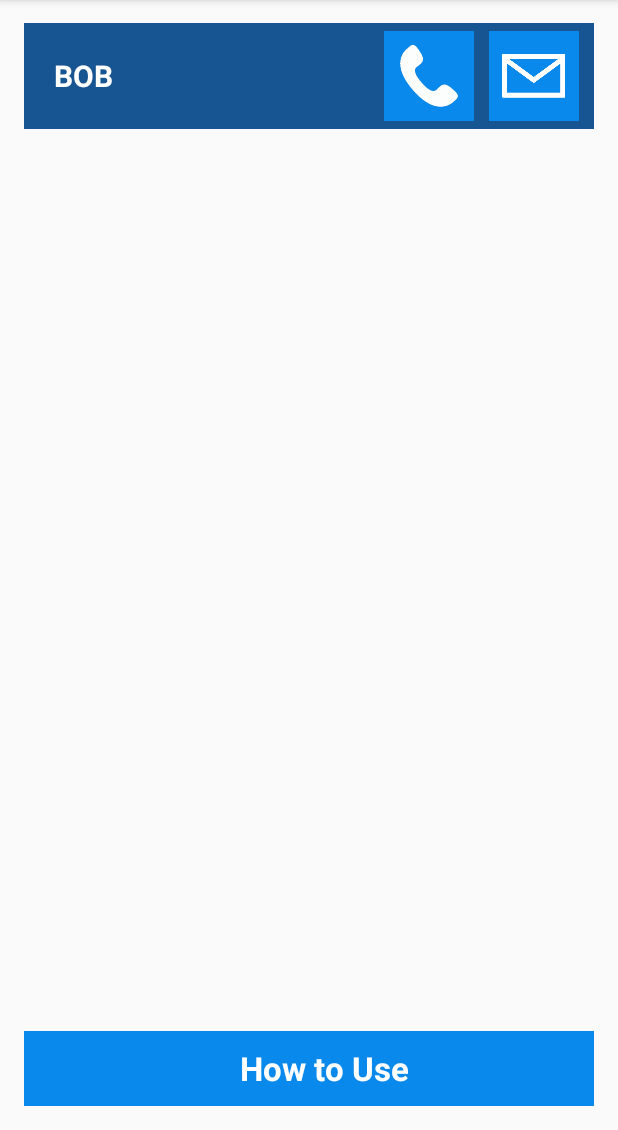
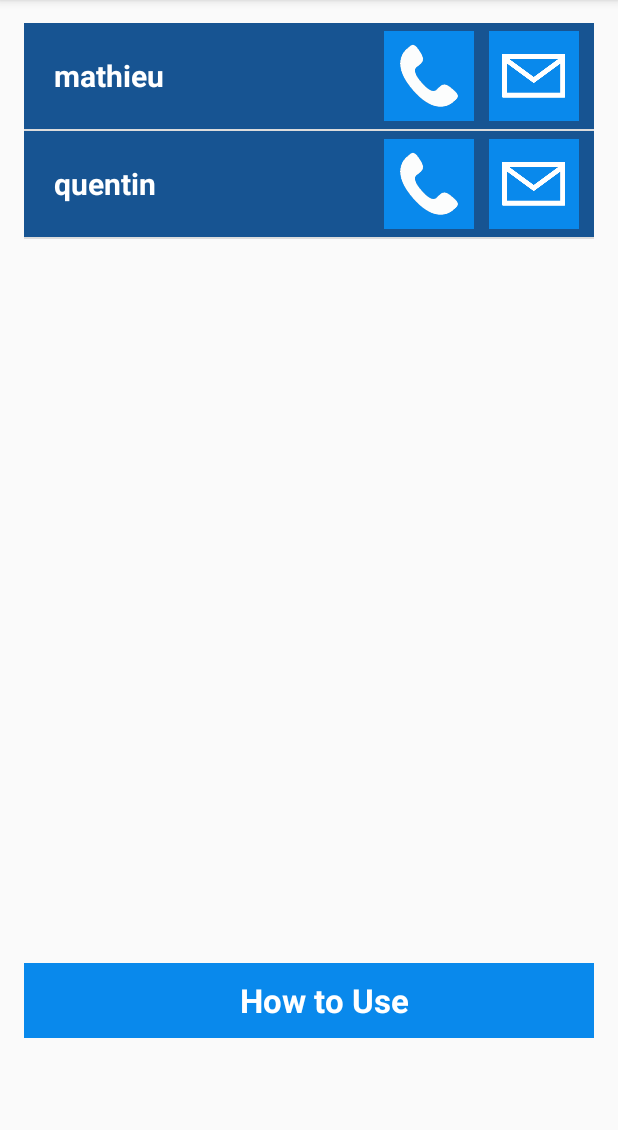
Before and after one commit to DomoDaisuki/Geriat-3000, an Android app: the screen it shows after launch (MainActivity), on a phone screen of 412 x 824 dp, the part 106-1236 px from its top. Run offline under Robolectric (Android 15) with nearby library versions, the phone set to English and light mode, and no system bars.

Commit message:
debut DB contact et listView de MERDE

```diff
--- /dev/null
+++ b/app/src/main/java/com/example/administrateur/geriat3000/Contact.java
@@ -0,0 +1,35 @@
+package com.example.administrateur.geriat3000;
+
+/**
+ * Created by quentin on 23/04/16.
+ */
+public class Contact {
+    private long id;
+    private String name;
+
+    public long getId()
+    {
+        return this.id;
+    }
+
+    public  void setId(long id)
+    {
+        this.id = id;
+    }
+
+    public String getName()
+    {
+        return this.name;
+    }
+
+    public void setName(String name)
+    {
+        this.name = name;
+    }
+
+    @Override
+    public String toString()
+    {
+        return this.name;
+    }
+}
--- /dev/null
+++ b/app/src/main/java/com/example/administrateur/geriat3000/ContactsAdapter.java
@@ -0,0 +1,34 @@
+package com.example.administrateur.geriat3000;
+
+import android.content.Context;
+import android.view.LayoutInflater;
+import android.view.View;
+import android.view.ViewGroup;
+import android.widget.ArrayAdapter;
+import android.widget.TextView;
+
+import java.util.ArrayList;
+
+/**
+ * Created by quentin on 23/04/16.
+ */
+public class ContactsAdapter extends ArrayAdapter<Contact> {
+
+    public ContactsAdapter(Context context, ArrayList<Contact> contacts) {
+        super(context, 0, contacts);
+    }
+
+    @Override
+    public View getView(int position, View convertView, ViewGroup parent) {
+        Contact contact = getItem(position);
+
+        if (convertView == null) {
+            convertView = LayoutInflater.from(getContext()).inflate(R.layout.content_main, parent, false);
+        }
+
+        TextView lblExpenseCancel = (TextView) convertView.findViewById(R.id.lblExpenseCancel);
+
+        lblExpenseCancel.setText(contact.getName());
+        return convertView;
+    }
+}
--- /dev/null
+++ b/app/src/main/java/com/example/administrateur/geriat3000/ContactsDataSource.java
@@ -0,0 +1,68 @@
+package com.example.administrateur.geriat3000;
+
+import android.content.ContentValues;
+import android.content.Context;
+import android.database.Cursor;
+import android.database.SQLException;
+import android.database.sqlite.SQLiteDatabase;
+import android.database.sqlite.SQLiteOpenHelper;
+
+import java.util.ArrayList;
+import java.util.List;
+
+/**
+ * Created by quentin on 23/04/16.
+ */
+public class ContactsDataSource {
+    private SQLiteDatabase database;
+    private MySQLiteHelper dbHelper;
+    private String[] allColumns = { MySQLiteHelper.COLUMN_ID, MySQLiteHelper.COLUMN_NAME};
+
+    public ContactsDataSource(Context context) { dbHelper = new MySQLiteHelper(context);}
+
+    public void open() throws SQLException {
+        database = dbHelper.getWritableDatabase();
+    }
+
+    public void close() {dbHelper.close();}
+
+    public Contact createContact(String contact) {
+        ContentValues values = new ContentValues();
+        values.put(MySQLiteHelper.COLUMN_NAME, contact);
+        long insertId = database.insert(MySQLiteHelper.TABLE_CONTACT, null, values);
+        Cursor cursor = database.query(MySQLiteHelper.TABLE_CONTACT, allColumns, MySQLiteHelper.COLUMN_ID + " = " + insertId, null, null, null, null);
+        cursor.moveToFirst();
+        Contact newContact = cursorToContact(cursor);
+        cursor.close();
+        return newContact;
+    }
+
+    public void deleteContact(Contact contact) {
+        long id = contact.getId();
+        System.out.println("Contact deleted with id: " + id + " and name: " + contact.getName());
+        database.delete(MySQLiteHelper.TABLE_CONTACT, MySQLiteHelper.COLUMN_ID + " = " + id, null);
+    }
+
+    public List<Contact> getAllContacts() {
+        List<Contact> contacts = new ArrayList<Contact>();
+
+        Cursor cursor = database.query(MySQLiteHelper.TABLE_CONTACT, allColumns, null, null, null, null, null);
+        cursor.moveToFirst();
+        while (!cursor.isAfterLast())
+        {
+            Contact contact = cursorToContact(cursor);
+            contacts.add(contact);
+            cursor.moveToNext();
+        }
+        cursor.close();
+        return contacts;
+    }
+
+    private Contact cursorToContact(Cursor cursor)
+    {
+        Contact contact = new Contact();
+        contact.setId(cursor.getLong(0));
+        contact.setName(cursor.getString(1));
+        return contact;
+    }
+}
--- /dev/null
+++ b/app/src/main/java/com/example/administrateur/geriat3000/CustomAdapter.java
@@ -0,0 +1,68 @@
+package com.example.administrateur.geriat3000;
+
+import android.content.Context;
+import android.view.LayoutInflater;
+import android.view.View;
+import android.view.ViewGroup;
+import android.widget.BaseAdapter;
+import android.widget.ImageView;
+import android.widget.TextView;
+import android.widget.Toast;
+
+import java.util.List;
+
+/**
+ * Created by quentin on 23/04/16.
+ */
+public class CustomAdapter extends BaseAdapter {
+    List<Contact> result;
+    Context context;
+    private static LayoutInflater inflater=null;
+    public CustomAdapter(MainActivity mainActivity, List<Contact> contacts) {
+        // TODO Auto-generated constructor stub
+        result=contacts;
+        context=mainActivity;
+        inflater = ( LayoutInflater )context.
+                getSystemService(Context.LAYOUT_INFLATER_SERVICE);
+    }
+    @Override
+    public int getCount() {
+        return result.size();
+    }
+
+    @Override
+    public Object getItem(int position) {
+        // TODO Auto-generated method stub
+        return position;
+    }
+
+    @Override
+    public long getItemId(int position) {
+        // TODO Auto-generated method stub
+        return position;
+    }
+
+    public class Holder
+    {
+        TextView tv;
+    }
+    @Override
+    public View getView(final int position, View convertView, ViewGroup parent) {
+        // TODO Auto-generated method stub
+        Holder holder=new Holder();
+        View rowView;
+        rowView = inflater.inflate(R.layout.custom_layout, null);
+        holder.tv=(TextView) rowView.findViewById(R.id.lblExpenseCancel);
+        holder.tv.setText(result.get(position).getName());
+        rowView.setOnClickListener(new View.OnClickListener() {
+            @Override
+            public void onClick(View v) {
+                // TODO Auto-generated method stub
+                //Toast.makeText(context, "You Clicked "+result[position], Toast.LENGTH_LONG).show();
+            }
+        });
+        return rowView;
+    }
+
+
+}
--- a/app/src/main/java/com/example/administrateur/geriat3000/MainActivity.java
+++ b/app/src/main/java/com/example/administrateur/geriat3000/MainActivity.java
@@ -1,22 +1,61 @@
 package com.example.administrateur.geriat3000;
 
+import android.app.ListActivity;
 import android.content.Intent;
 import android.os.Bundle;
 import android.support.v7.app.AppCompatActivity;
 import android.support.v7.widget.Toolbar;
+import android.util.Log;
 import android.view.Menu;
 import android.view.MenuItem;
 import android.view.View;
+import android.widget.ArrayAdapter;
+import android.widget.ListView;
+import android.widget.ScrollView;
+
+import java.util.List;
 
 public class MainActivity extends AppCompatActivity {
+
+    private ContactsDataSource dataSource;
+    private Toolbar toolbar;
+    private ListView listView;
 
     @Override
     protected void onCreate(Bundle savedInstanceState) {
         super.onCreate(savedInstanceState);
         setContentView(R.layout.activity_main);
-        Toolbar toolbar = (Toolbar) findViewById(R.id.toolbar);
+        toolbar = (Toolbar) findViewById(R.id.toolbar);
         setSupportActionBar(toolbar);
 
+        listView = (ListView) findViewById(R.id.listContacts);
+
+
+        dataSource = new ContactsDataSource(this);
+        dataSource.open();
+
+        List<Contact> values = dataSource.getAllContacts();
+
+
+        ArrayAdapter<Contact> adapter = new ArrayAdapter<Contact>(this, android.R.layout.simple_list_item_1, values);
+
+        Contact contact1 = new Contact();
+        Contact contact2 = new Contact();
+        contact1.setName("mathieu");
+        contact1.setId(0);
+        adapter.add(contact1);
+        contact2.setName("quentin");
+        contact2.setId(1);
+        adapter.add(contact2);
+        System.out.println("truc " + adapter.toString());
+        Log.d("CREATION", "truc " + adapter.toString());
+        Log.d("CREATION", "truc " + adapter.getCount());
+        Log.d("CREATION", "truc " + adapter.getItem(0));
+        Log.d("CREATION", "truc " + adapter.getItem(1));
+        //listView.setAdapter(adapter);
+        values.set(0, contact1);
+        values.set(1, contact2);
+        listView.setAdapter(new CustomAdapter(this, values));
     }
 
     @Override
@@ -45,4 +84,16 @@ public class MainActivity extends AppCompatActivity {
         Intent intent = new Intent(this, Message.class);
         startActivity(intent);
     }
+
+    @Override
+    public void onResume() {
+        dataSource.open();
+        super.onResume();
+    }
+
+    @Override
+    public void onPause() {
+        dataSource.close();
+        super.onPause();
+    }
 }
--- /dev/null
+++ b/app/src/main/java/com/example/administrateur/geriat3000/MySQLiteHelper.java
@@ -0,0 +1,36 @@
+package com.example.administrateur.geriat3000;
+
+import android.content.Context;
+import android.database.sqlite.SQLiteDatabase;
+import android.database.sqlite.SQLiteOpenHelper;
+import android.util.Log;
+
+/**
+ * Created by quentin on 22/04/16.
+ */
+
+public class MySQLiteHelper extends SQLiteOpenHelper {
+    public static final String TABLE_CONTACT = "contacts";
+    public static final String COLUMN_ID = "_id";
+    public static final String COLUMN_NAME = "name";
+
+    public static final String DATABASE_NAME = "geriat.db";
+    public static final int DATABASE_VERSION = 1;
+
+    private static final String DATABASE_CREATE = "create table " + TABLE_CONTACT + "(" + COLUMN_ID + " integer primary key autoincrement, " + COLUMN_NAME + " text not null);";
+
+    public MySQLiteHelper(Context context) {
+        super(context, DATABASE_NAME, null, DATABASE_VERSION);
+    }
+
+    @Override
+    public void onCreate(SQLiteDatabase database) { database.execSQL(DATABASE_CREATE);}
+
+    @Override
+    public void onUpgrade(SQLiteDatabase db, int oldVersion, int newVersion) {
+        Log.w(MySQLiteHelper.class.getName(), "Upgrading database from version " + oldVersion
+                + " to " + newVersion + " which destroy all old data.");
+        db.execSQL("DROP TABLE IF EXIST " + TABLE_CONTACT);
+        onCreate(db);
+    }
+}
--- a/app/src/main/res/layout/activity_main.xml
+++ b/app/src/main/res/layout/activity_main.xml
@@ -17,4 +17,12 @@
         android:layout_width="wrap_content"
         android:layout_height="wrap_content"/>
 
+<!--
+    <ListView
+        android:layout_width="match_parent"
+        android:layout_height="match_parent"
+        android:id="@+id/listContacts"
+        android:background="#312e2e">
+    </ListView>
+-->
 </android.support.design.widget.CoordinatorLayout>
--- a/app/src/main/res/layout/content_main.xml
+++ b/app/src/main/res/layout/content_main.xml
@@ -1,5 +1,5 @@
 <?xml version="1.0" encoding="utf-8"?>
-<FrameLayout xmlns:android="http://schemas.android.com/apk/res/android"
+<LinearLayout xmlns:android="http://schemas.android.com/apk/res/android"
     xmlns:app="http://schemas.android.com/apk/res-auto"
     xmlns:tools="http://schemas.android.com/tools"
     android:layout_width="match_parent"
@@ -48,66 +48,11 @@
                 android:layout_gravity="center_vertical" />
         </LinearLayout>
 
-        <ScrollView
-            android:layout_width="wrap_content"
+        <ListView
+            android:layout_width="match_parent"
             android:layout_height="match_parent"
-            android:id="@+id/scrollView" >
+            android:id="@+id/listContacts">
+        </ListView>
 
-            <LinearLayout
-                xmlns:android="http://schemas.android.com/apk/res/android"
-                android:layout_width="fill_parent"
-                android:layout_height="wrap_content"
-                android:orientation="horizontal"
-                android:background="@color/colorPrimaryDark"
-                android:layout_alignParentTop="true"
-                android:layout_alignParentLeft="true"
-                android:layout_alignParentStart="true">
-
-                <TextView
-                    android:id="@+id/lblExpenseCancel"
-                    android:layout_width="wrap_content"
-                    android:layout_height="wrap_content"
-                    android:text="BOB"
-                    android:textColor="@color/white"
-                    android:textSize="20sp"
-                    android:layout_gravity="center_vertical"
-                    android:layout_marginLeft="20dp"
-                    android:textStyle="bold" />
-
-                <View
-                    android:layout_width="0dp"
-                    android:layout_height="0dp"
-                    android:layout_weight="1"
-                    />
-
-                <ImageButton
-                    android:layout_width="60dp"
-                    android:layout_height="60dp"
-                    android:id="@+id/Tel2"
-                    android:src="@mipmap/icon_tel"
-                    android:adjustViewBounds="false"
-                    android:layout_gravity="center_vertical"
-                    android:background="@color/colorPrimary"
-                    android:layout_marginTop="5dp"
-                    android:layout_marginBottom="5dp"
-                    android:layout_marginRight="10dp"
-                    android:clickable="true" />
-
-                <ImageButton
-                    android:layout_width="60dp"
-                    android:layout_height="60dp"
-                    android:id="@+id/Message2"
-                    android:src="@mipmap/icon_message"
-                    android:adjustViewBounds="false"
-                    android:layout_gravity="center_vertical"
-                    android:background="@color/colorPrimary"
-                    android:layout_marginTop="5dp"
-                    android:layout_marginBottom="5dp"
-                    android:layout_marginRight="10dp"
-                    android:clickable="true"
-                    android:nestedScrollingEnabled="true"
-                    android:onClick="sendMessage"/>
-            </LinearLayout>
-        </ScrollView>
     </RelativeLayout>
-</FrameLayout>
+</LinearLayout>
--- /dev/null
+++ b/app/src/main/res/layout/custom_layout.xml
@@ -0,0 +1,55 @@
+<LinearLayout
+    xmlns:android="http://schemas.android.com/apk/res/android"
+    android:layout_width="fill_parent"
+    android:layout_height="wrap_content"
+    android:orientation="horizontal"
+    android:background="@color/colorPrimaryDark"
+    android:layout_alignParentTop="true"
+    android:layout_alignParentLeft="true"
+    android:layout_alignParentStart="true">
+
+    <TextView
+        android:id="@+id/lblExpenseCancel"
+        android:layout_width="wrap_content"
+        android:layout_height="wrap_content"
+        android:text="BOB"
+        android:textColor="@color/white"
+        android:textSize="20sp"
+        android:layout_gravity="center_vertical"
+        android:layout_marginLeft="20dp"
+        android:textStyle="bold" />
+
+    <View
+        android:layout_width="0dp"
+        android:layout_height="0dp"
+        android:layout_weight="1"
+        />
+
+    <ImageButton
+        android:layout_width="60dp"
+        android:layout_height="60dp"
+        android:id="@+id/Tel2"
+        android:src="@mipmap/icon_tel"
+        android:adjustViewBounds="false"
+        android:layout_gravity="center_vertical"
+        android:background="@color/colorPrimary"
+        android:layout_marginTop="5dp"
+        android:layout_marginBottom="5dp"
+        android:layout_marginRight="10dp"
+        android:clickable="true" />
+
+    <ImageButton
+        android:layout_width="60dp"
+        android:layout_height="60dp"
+        android:id="@+id/Message2"
+        android:src="@mipmap/icon_message"
+        android:adjustViewBounds="false"
+        android:layout_gravity="center_vertical"
+        android:background="@color/colorPrimary"
+        android:layout_marginTop="5dp"
+        android:layout_marginBottom="5dp"
+        android:layout_marginRight="10dp"
+        android:clickable="true"
+        android:nestedScrollingEnabled="true"
+        android:onClick="sendMessage"/>
+</LinearLayout>
--- a/build.gradle
+++ b/build.gradle
@@ -5,7 +5,7 @@ buildscript {
         jcenter()
     }
     dependencies {
-        classpath 'com.android.tools.build:gradle:1.5.0'
+        classpath 'com.android.tools.build:gradle:2.0.0'
 
         // NOTE: Do not place your application dependencies here; they belong
         // in the individual module build.gradle files
```
Also changed, not shown: gradle/wrapper/gradle-wrapper.properties, 1 other file.
